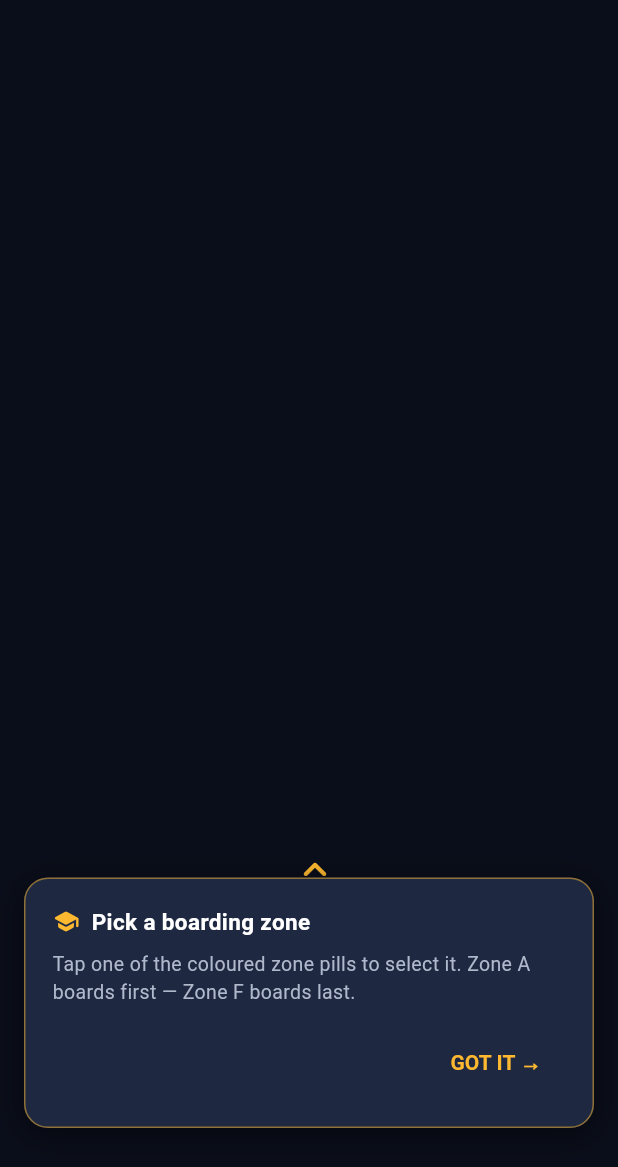
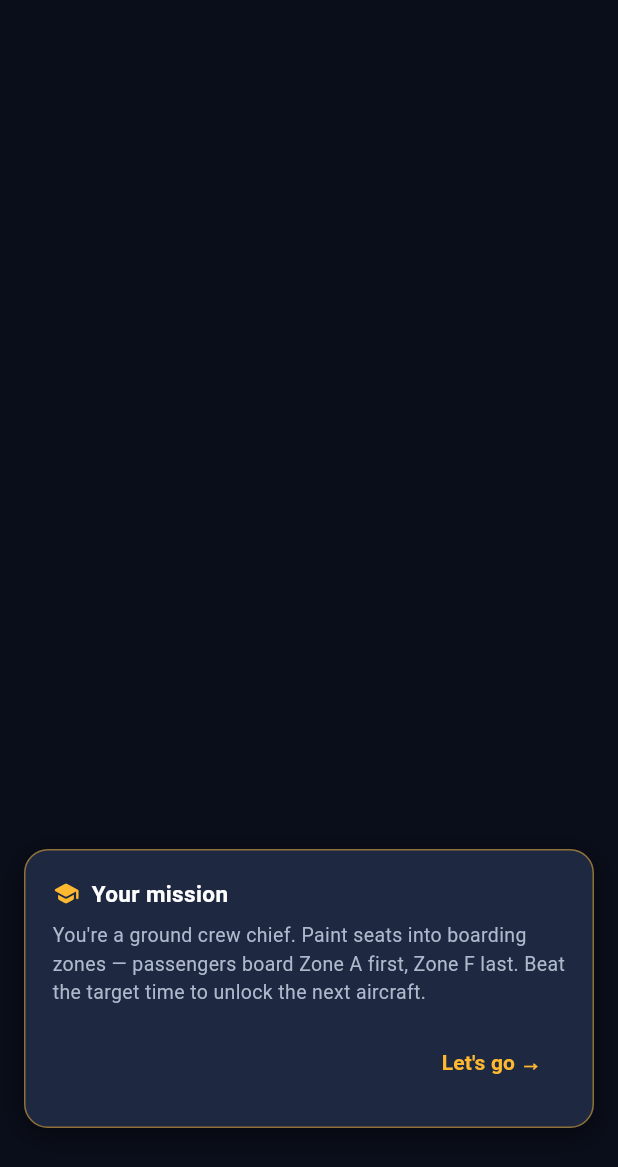
Before and after one commit to UTPAL-GAURAV/boarding-zone-game, a Flutter app: the TutorialOverlay widget shown alone on an empty page, opened directly with empty values, on a phone screen of 412 x 824 dp. Shown: the top 1167 px of the screen. Run offline on Flutter 3.47's test engine with Material 3 defaults, Android fonts, the phone set to English and light mode, and no system bars; our stand-ins replace google_sign_in, sentry_flutter, shared_preferences, supabase_flutter; missing offline and left inert: cronet_http, flame, flame_audio, razorpay_flutter; accounts and stored records are empty; network calls fail.

Commit message:
Tutorial got better

```diff
--- a/lib/boarding/levels/level_tutorial.dart
+++ b/lib/boarding/levels/level_tutorial.dart
@@ -1,6 +1,6 @@
 import '../aircraft_layout.dart';
 
-/// Tutorial flight — 4-abreast, 3 rows (12 seats), 2 zones.
+/// Tutorial flight — 4-abreast, 3 rows (12 seats), 6 zones.
 /// Kept intentionally tiny so new players can see the full effect quickly.
 abstract final class LevelTutorial {
   static const AircraftLayout aircraft = AircraftLayout(
@@ -8,7 +8,7 @@ abstract final class LevelTutorial {
     designWidth: 360,
     designHeight: 320,
     rowCount: 3,
-    zoneCount: 2,
+    zoneCount: 6,
     rowStartY: 140,
     rowSpacing: 44,
     seatWidth: 37,
@@ -19,7 +19,7 @@ abstract final class LevelTutorial {
       SeatColumnLayout(label: 'C', centerX: 244, aisleIndex: 0, seatType: SeatType.aisle),
       SeatColumnLayout(label: 'D', centerX: 290, aisleIndex: 0, seatType: SeatType.window),
     ],
-    rowDefaultZones: [1, 1, 1],
+    rowDefaultZones: [5, 5, 5],
     aisles: [
       BoardingAisleLayout(
         id: 'main',
--- a/lib/boarding/tutorial_overlay.dart
+++ b/lib/boarding/tutorial_overlay.dart
@@ -1,89 +1,193 @@
 import 'package:flutter/material.dart';
 
+import 'cabin_game.dart';
+
 enum TutorialStep {
-  selectZone,
-  paintSeats,
-  startBoarding,
-  watchBoard,
-  done,
+  strategy,      // D1 — what the game is about
+  learnZones,    // D2 — show A–F zone pills, explain order
+  paintSeats,    // D3 — gated until ≥1 seat is painted
+  startBoarding, // D4 — explain timer + arrow to START BOARDING, passthrough
+  done,          // boarding complete — Replay + Back to Home
 }
 
-class TutorialOverlay extends StatelessWidget {
+class TutorialOverlay extends StatefulWidget {
   const TutorialOverlay({
     super.key,
     required this.step,
+    required this.seatsHaveBeenPainted,
     required this.onDismiss,
+    required this.onReplay,
   });
 
   final TutorialStep step;
+  final bool seatsHaveBeenPainted;
   final VoidCallback onDismiss;
+  final VoidCallback onReplay;
 
+  @override
+  State<TutorialOverlay> createState() => _TutorialOverlayState();
+}
+
+class _TutorialOverlayState extends State<TutorialOverlay> {
   static const _accent = Color(0xFFFFB930);
+  static const _bg = Color(0xFF0A0E1A);
 
   @override
   Widget build(BuildContext context) {
-    if (step == TutorialStep.done) return _buildDoneCard(context);
-    return _buildCoachBubble(context);
+    switch (widget.step) {
+      case TutorialStep.strategy:
+        return _buildDialog(
+          title: 'Your mission',
+          body:
+              "You're a ground crew chief. Paint seats into boarding zones — passengers board Zone A first, Zone F last. Beat the target time to unlock the next aircraft.",
+          cta: "Let's go",
+          ctaEnabled: true,
+          onCta: widget.onDismiss,
+          showArrow: false,
+        );
+
+      case TutorialStep.learnZones:
+        return _buildDialog(
+          title: 'Boarding zones',
+          body:
+              'Passengers board in zone order. Zone A boards first — seats at the back. Zone F boards last — seats near the door. Assign wisely!',
+          cta: 'Understood',
+          ctaEnabled: true,
+          onCta: widget.onDismiss,
+          showArrow: false,
+          anchorTop: true,
+          extra: _buildZonePills(),
+        );
+
+      case TutorialStep.paintSeats:
+        return _buildDialog(
+          title: 'Paint your seats',
+          body:
+              'Select a zone then tap or drag across seats to paint them. Passengers in the same zone board together — try putting Zone A at the back!',
+          cta: 'NEXT',
+          ctaEnabled: widget.seatsHaveBeenPainted,
+          onCta: widget.onDismiss,
+          showArrow: false,
+        );
+
+      case TutorialStep.startBoarding:
+        return _buildDialog(
+          title: 'Ready for boarding?',
+          body:
+              'Tap START BOARDING below. Watch the timer at the top — better zones mean a faster time!',
+          cta: null,
+          ctaEnabled: false,
+          onCta: null,
+          showArrow: false,
+          passthrough: true,
+        );
+
+      case TutorialStep.done:
+        return _buildDoneDialog();
+    }
   }
 
-  Widget _buildCoachBubble(BuildContext context) {
-    final config = _stepConfig(step);
+  Widget _buildDialog({
+    required String title,
+    required String body,
+    required String? cta,
+    required bool ctaEnabled,
+    required VoidCallback? onCta,
+    required bool showArrow,
+    bool arrowUp = false,
+    bool passthrough = false,
+    bool anchorTop = false,
+    Widget? extra,
+  }) {
     final size = MediaQuery.of(context).size;
-
-    // Arrow indicator pointing to a UI element
-    Widget? arrowIndicator;
-    if (config.arrowDirection != null) {
-      arrowIndicator = Positioned(
-        bottom: config.arrowFromBottom,
-        left: size.width / 2 - 12,
-        child: _PulsingArrow(direction: config.arrowDirection!),
-      );
-    }
-
-    // Card can be anchored to top or bottom depending on the step
     final Positioned card;
-    if (config.cardBottom != null) {
+    if (anchorTop) {
       card = Positioned(
-        bottom: config.cardBottom,
+        top: 80,
         left: 16,
         right: 16,
         child: _CoachCard(
-          title: config.title,
-          body: config.body,
-          cta: config.cta,
-          onTap: config.ctaIsAuto ? null : onDismiss,
+          title: title,
+          body: body,
+          cta: cta,
+          ctaEnabled: ctaEnabled,
+          onTap: onCta,
+          extra: extra,
         ),
       );
     } else {
       card = Positioned(
-        top: config.cardTop,
+        bottom: passthrough ? 80 : 72,
         left: 16,
         right: 16,
         child: _CoachCard(
-          title: config.title,
-          body: config.body,
-          cta: config.cta,
-          onTap: config.ctaIsAuto ? null : onDismiss,
+          title: title,
+          body: body,
+          cta: cta,
+          ctaEnabled: ctaEnabled,
+          onTap: onCta,
+          extra: extra,
         ),
       );
     }
 
-    return IgnorePointer(
-      // Allow touches through everywhere except the card itself
-      ignoring: false,
-      child: Stack(
+    Widget? arrow;
+    if (showArrow) {
+      arrow = Positioned(
+        bottom: passthrough ? 64 : (arrowUp ? 220 : 64),
+        left: size.width / 2 - 12,
+        child: _PulsingArrow(up: arrowUp),
+      );
+    }
+
+    if (passthrough) {
+      // D4: only the card blocks touches; rest of screen is interactive
+      return Stack(
         children: [
-          if (arrowIndicator != null) arrowIndicator,
+          if (arrow != null) IgnorePointer(child: arrow),
           card,
         ],
-      ),
+      );
+    }
+
+    return Stack(
+      children: [
+        if (arrow != null) IgnorePointer(child: arrow),
+        card,
+      ],
     );
   }
 
-  Widget _buildDoneCard(BuildContext context) {
-    const bg = Color(0xFF0A0E1A);
+  Widget _buildZonePills() {
+    const labels = ['A', 'B', 'C', 'D', 'E', 'F'];
+    return Wrap(
+      spacing: 6,
+      runSpacing: 6,
+      children: List.generate(6, (i) {
+        final color = CabinGame.zoneColors[i];
+        return Container(
+          padding: const EdgeInsets.symmetric(horizontal: 12, vertical: 6),
+          decoration: BoxDecoration(
+            color: color.withValues(alpha: 0.2),
+            border: Border.all(color: color, width: 1.5),
+            borderRadius: BorderRadius.circular(20),
+          ),
+          child: Text(
+            'Zone ${labels[i]}',
+            style: TextStyle(
+              color: color,
+              fontSize: 12,
+              fontWeight: FontWeight.w700,
+            ),
+          ),
+        );
+      }),
+    );
+  }
+
+  Widget _buildDoneDialog() {
     return Container(
-      color: bg.withValues(alpha: 0.88),
+      color: _bg.withValues(alpha: 0.88),
       child: Center(
         child: Padding(
           padding: const EdgeInsets.symmetric(horizontal: 32),
@@ -93,7 +197,7 @@ class TutorialOverlay extends StatelessWidget {
               const Icon(Icons.check_circle_rounded, color: _accent, size: 64),
               const SizedBox(height: 20),
               const Text(
-                "You're ready to fly!",
+                'Boarding complete!',
                 style: TextStyle(
                   color: Colors.white,
                   fontSize: 26,
@@ -103,27 +207,58 @@ class TutorialOverlay extends StatelessWidget {
               ),
               const SizedBox(height: 12),
               const Text(
-                'You know how to zone seats and board passengers.\nNow try it for real on Level 1!',
+                'Great job! This is how the real game works — zone your seats, board fast, beat the target time.',
                 style: TextStyle(color: Color(0xFFB0B8CC), fontSize: 15),
                 textAlign: TextAlign.center,
               ),
               const SizedBox(height: 32),
-              SizedBox(
-                width: double.infinity,
-                child: ElevatedButton(
-                  style: ElevatedButton.styleFrom(
-                    backgroundColor: _accent,
-                    foregroundColor: bg,
-                    padding: const EdgeInsets.symmetric(vertical: 16),
-                    shape: RoundedRectangleBorder(
-                        borderRadius: BorderRadius.circular(14)),
+              Row(
+                children: [
+                  Expanded(
+                    child: OutlinedButton(
+                      onPressed: widget.onReplay,
+                      style: OutlinedButton.styleFrom(
+                        foregroundColor: Colors.white,
+                        side: BorderSide(
+                          color: Colors.white.withValues(alpha: 0.3),
+                        ),
+                        padding: const EdgeInsets.symmetric(vertical: 16),
+                        shape: RoundedRectangleBorder(
+                          borderRadius: BorderRadius.circular(14),
+                        ),
+                      ),
+                      child: const Text(
+                        'REPLAY',
+                        style: TextStyle(
+                          fontWeight: FontWeight.bold,
+                          fontSize: 14,
+                        ),
+                      ),
+                    ),
                   ),
-                  onPressed: onDismiss,
-                  child: const Text(
-                    'GO TO FLEET',
-                    style: TextStyle(fontWeight: FontWeight.bold, fontSize: 16),
+                  const SizedBox(width: 12),
+                  Expanded(
+                    flex: 2,
+                    child: FilledButton(
+                      onPressed: widget.onDismiss,
+                      style: FilledButton.styleFrom(
+                        backgroundColor: _accent,
+                        foregroundColor: _bg,
+                        padding: const EdgeInsets.symmetric(vertical: 16),
+                        shape: RoundedRectangleBorder(
+                          borderRadius: BorderRadius.circular(14),
+                        ),
+                      ),
+                      child: const Text(
+                        'BACK TO HOME',
+                        style: TextStyle(
+                          fontWeight: FontWeight.bold,
+                          fontSize: 14,
+                        ),
+                      ),
+                    ),
                   ),
-                ),
+                ],
               ),
             ],
           ),
@@ -131,100 +266,26 @@ class TutorialOverlay extends StatelessWidget {
       ),
     );
   }
-
-  _StepConfig _stepConfig(TutorialStep s) {
-    switch (s) {
-      case TutorialStep.selectZone:
-        return _StepConfig(
-          title: 'Pick a boarding zone',
-          body: 'Tap one of the coloured zone pills to select it. Zone A boards first — Zone F boards last.',
-          cta: 'GOT IT',
-          cardTop: 0,
-          cardBottom: 72,
-          arrowDirection: _ArrowDir.up,
-          arrowFromBottom: 220,
-          ctaIsAuto: false,
-        );
-      case TutorialStep.paintSeats:
-        return _StepConfig(
-          title: 'Assign seats to zones',
-          body: 'Drag your finger over the seats in the cabin to paint them with the selected zone colour.',
-          cta: 'GOT IT',
-          cardTop: 0,
-          cardBottom: 72,
-          arrowDirection: null,
-          arrowFromBottom: null,
-          ctaIsAuto: false,
-        );
-      case TutorialStep.startBoarding:
-        return _StepConfig(
-          title: 'Start boarding!',
-          body: 'Tap the START BOARDING button below to let passengers on.',
-          cta: null,
-          cardTop: 0,
-          cardBottom: 72,
-          arrowDirection: _ArrowDir.down,
-          arrowFromBottom: 64,
-          ctaIsAuto: true,
-        );
-      case TutorialStep.watchBoard:
-        return _StepConfig(
-          title: 'Watch them board',
-          body: 'Passengers board in zone order — back rows first. When everyone is seated the flight is done!',
-          cta: 'OK',
-          cardTop: 0,
-          cardBottom: 72,
-          arrowDirection: null,
-          arrowFromBottom: null,
-          ctaIsAuto: false,
-        );
-      case TutorialStep.done:
-        return _StepConfig(
-          title: '', body: '', cta: null,
-          cardTop: 0, arrowDirection: null,
-          arrowFromBottom: null, ctaIsAuto: false,
-        );
-    }
-  }
 }
 
 // ─── Internal helpers ────────────────────────────────────────────────────────
-
-enum _ArrowDir { down, up }
-
-class _StepConfig {
-  const _StepConfig({
-    required this.title,
-    required this.body,
-    required this.cta,
-    required this.cardTop,
-    this.cardBottom,
-    required this.arrowDirection,
-    required this.arrowFromBottom,
-    required this.ctaIsAuto,
-  });
-  final String title;
-  final String body;
-  final String? cta;
-  final double cardTop;
-  final double? cardBottom;
-  final _ArrowDir? arrowDirection;
-  final double? arrowFromBottom;
-  final bool ctaIsAuto;
-}
 
 class _CoachCard extends StatelessWidget {
   const _CoachCard({
     required this.title,
     required this.body,
     required this.cta,
+    required this.ctaEnabled,
     required this.onTap,
+    this.extra,
   });
 
   final String title;
   final String body;
   final String? cta;
+  final bool ctaEnabled;
   final VoidCallback? onTap;
+  final Widget? extra;
 
   static const _accent = Color(0xFFFFB930);
   static const _panel = Color(0xFF1E2840);
@@ -270,19 +331,26 @@ class _CoachCard extends StatelessWidget {
               body,
               style: const TextStyle(color: Color(0xFFB0B8CC), fontSize: 13),
             ),
-            if (cta != null && onTap != null) ...[
+            if (extra != null) ...[
+              const SizedBox(height: 12),
+              extra!,
+            ],
+            if (cta != null) ...[
               const SizedBox(height: 14),
               Align(
                 alignment: Alignment.centerRight,
                 child: TextButton(
                   style: TextButton.styleFrom(
-                    foregroundColor: _accent,
-                    padding:
-                        const EdgeInsets.symmetric(horizontal: 16, vertical: 8),
+                    foregroundColor: ctaEnabled ? _accent : const Color(0xFF6B7A99),
+                    padding: const EdgeInsets.symmetric(
+                      horizontal: 16,
+                      vertical: 8,
+                    ),
                     shape: RoundedRectangleBorder(
-                        borderRadius: BorderRadius.circular(8)),
+                      borderRadius: BorderRadius.circular(8),
+                    ),
                   ),
-                  onPressed: onTap,
+                  onPressed: ctaEnabled ? onTap : null,
                   child: Text(
                     '$cta →',
                     style: const TextStyle(fontWeight: FontWeight.bold),
@@ -298,8 +366,8 @@ class _CoachCard extends StatelessWidget {
 }
 
 class _PulsingArrow extends StatefulWidget {
-  const _PulsingArrow({required this.direction});
-  final _ArrowDir direction;
+  const _PulsingArrow({required this.up});
+  final bool up;
 
   @override
   State<_PulsingArrow> createState() => _PulsingArrowState();
@@ -331,9 +399,9 @@ class _PulsingArrowState extends State<_PulsingArrow>
     return AnimatedBuilder(
       animation: _anim,
       builder: (_, __) => Transform.translate(
-        offset: Offset(0, widget.direction == _ArrowDir.up ? -_anim.value : _anim.value),
+        offset: Offset(0, widget.up ? -_anim.value : _anim.value),
         child: Icon(
-          widget.direction == _ArrowDir.up
+          widget.up
               ? Icons.keyboard_arrow_up_rounded
               : Icons.keyboard_arrow_down_rounded,
           color: const Color(0xFFFFB930),
```
Also changed, not shown: lib/boarding/boarding_game_page.dart (+29 -29 lines), lib/boarding/cabin_game.dart (+5 -3 lines), lib/home/boarding_home_shell.dart (+36 -34 lines).
